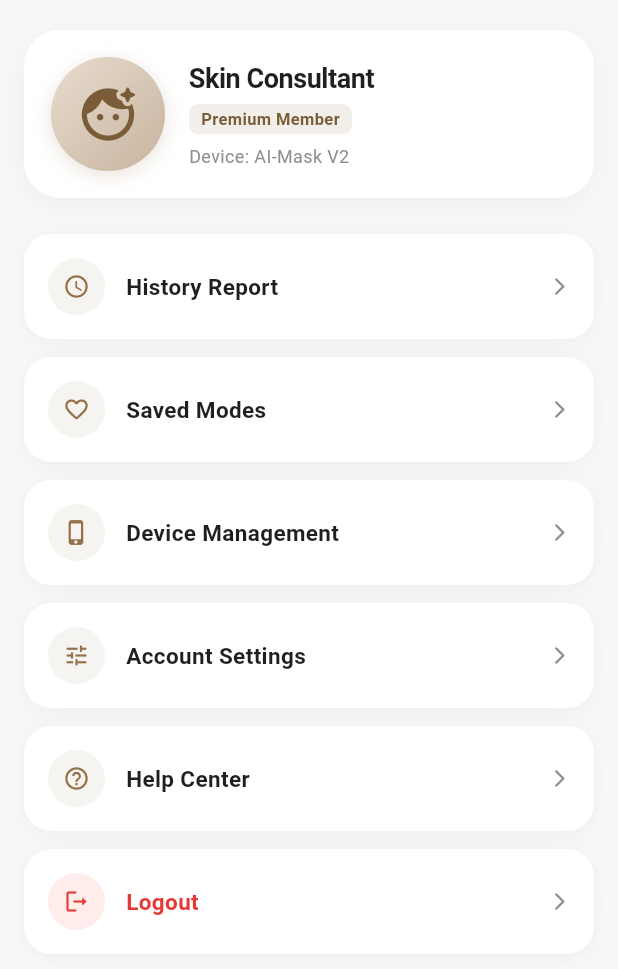
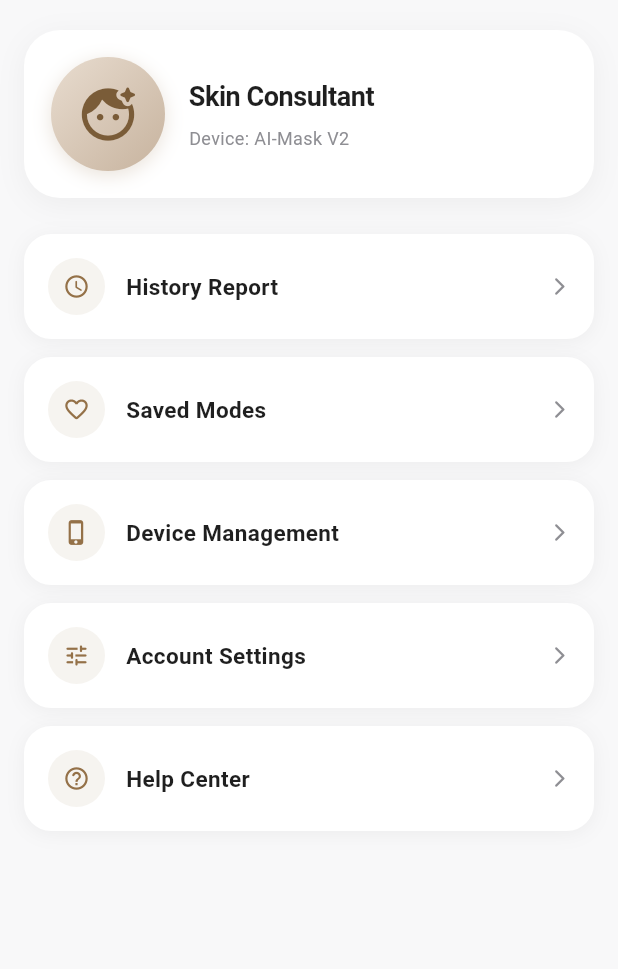
Before and after one commit to coral2017/aimm, a Flutter app: the ProfilePage screen opened directly, on a phone screen of 412 x 824 dp. Shown: the top 969 px of the screen. Run offline on Flutter 3.47's test engine with Material 3 defaults, Android fonts, the phone set to English and light mode, and no system bars; our stand-ins replace flutter_blue_plus; Roboto replaces fonts that are missing (PingFang SC).

```diff
--- a/lib/features/profile/presentation/profile_page.dart
+++ b/lib/features/profile/presentation/profile_page.dart
@@ -12,8 +12,6 @@ class ProfilePage extends StatelessWidget {
 
   @override
   Widget build(BuildContext context) {
-    final controller = context.watch<MaskController>();
-
     return Scaffold(
       backgroundColor: AppColors.background,
       body: SafeArea(
@@ -79,39 +77,39 @@ class ProfilePage extends StatelessWidget {
                   },
                 ),
 
-                _buildMenuItem(
-                  context: context,
-                  icon: Icons.logout_rounded,
-                  title: context.tr('logout'),
-                  isDestructive: true,
-                  onTap: () {
-                    showDialog(
-                      context: context,
-                      builder: (ctx) => AlertDialog(
-                        shape: RoundedRectangleBorder(borderRadius: BorderRadius.circular(20)),
-                        title: Text(context.tr('logout')),
-                        content: const Text('Are you sure you want to log out?'),
-                        actions: [
-                          TextButton(
-                            onPressed: () => Navigator.of(ctx).pop(),
-                            child: Text(context.tr('cancel')),
-                          ),
-                          ElevatedButton(
-                            onPressed: () {
-                              controller.disconnect();
-                              Navigator.of(ctx).pop();
-                            },
-                            style: ElevatedButton.styleFrom(
-                              backgroundColor: AppColors.primary,
-                              foregroundColor: Colors.white,
-                            ),
-                            child: Text(context.tr('confirm')),
-                          ),
-                        ],
-                      ),
-                    );
-                  },
-                ),
+                // _buildMenuItem(
+                //   context: context,
+                //   icon: Icons.logout_rounded,
+                //   title: context.tr('logout'),
+                //   isDestructive: true,
+                //   onTap: () {
+                //     showDialog(
+                //       context: context,
+                //       builder: (ctx) => AlertDialog(
+                //         shape: RoundedRectangleBorder(borderRadius: BorderRadius.circular(20)),
+                //         title: Text(context.tr('logout')),
+                //         content: const Text('Are you sure you want to log out?'),
+                //         actions: [
+                //           TextButton(
+                //             onPressed: () => Navigator.of(ctx).pop(),
+                //             child: Text(context.tr('cancel')),
+                //           ),
+                //           ElevatedButton(
+                //             onPressed: () {
+                //               controller.disconnect();
+                //               Navigator.of(ctx).pop();
+                //             },
+                //             style: ElevatedButton.styleFrom(
+                //               backgroundColor: AppColors.primary,
+                //               foregroundColor: Colors.white,
+                //             ),
+                //             child: Text(context.tr('confirm')),
+                //           ),
+                //         ],
+                //       ),
+                //     );
+                //   },
+                // ),
 
                 const SizedBox(height: 30),
               ],
@@ -182,22 +180,22 @@ class ProfilePage extends StatelessWidget {
                     letterSpacing: -0.3,
                   ),
                 ),
-                const SizedBox(height: 4),
-                Container(
-                  padding: const EdgeInsets.symmetric(horizontal: 8, vertical: 2),
-                  decoration: BoxDecoration(
-                    color: AppColors.primary.withValues(alpha: 0.12),
-                    borderRadius: BorderRadius.circular(6),
-                  ),
-                  child: Text(
-                    context.tr('premiumMember'),
-                    style: const TextStyle(
-                      fontSize: 11,
-                      fontWeight: FontWeight.w600,
-                      color: AppColors.primaryDark,
-                    ),
-                  ),
-                ),
+                // const SizedBox(height: 4),
+                // Container(
+                //   padding: const EdgeInsets.symmetric(horizontal: 8, vertical: 2),
+                //   decoration: BoxDecoration(
+                //     color: AppColors.primary.withValues(alpha: 0.12),
+                //     borderRadius: BorderRadius.circular(6),
+                //   ),
+                //   child: Text(
+                //     context.tr('premiumMember'),
+                //     style: const TextStyle(
+                //       fontSize: 11,
+                //       fontWeight: FontWeight.w600,
+                //       color: AppColors.primaryDark,
+                //     ),
+                //   ),
+                // ),
                 const SizedBox(height: 6),
                 Text(
                   context.tr('deviceModel'),
```
Also changed, not shown: pubspec.yaml (+7 -0 lines), assets/images/app.png (added), pubspec.lock, 36 other files.
